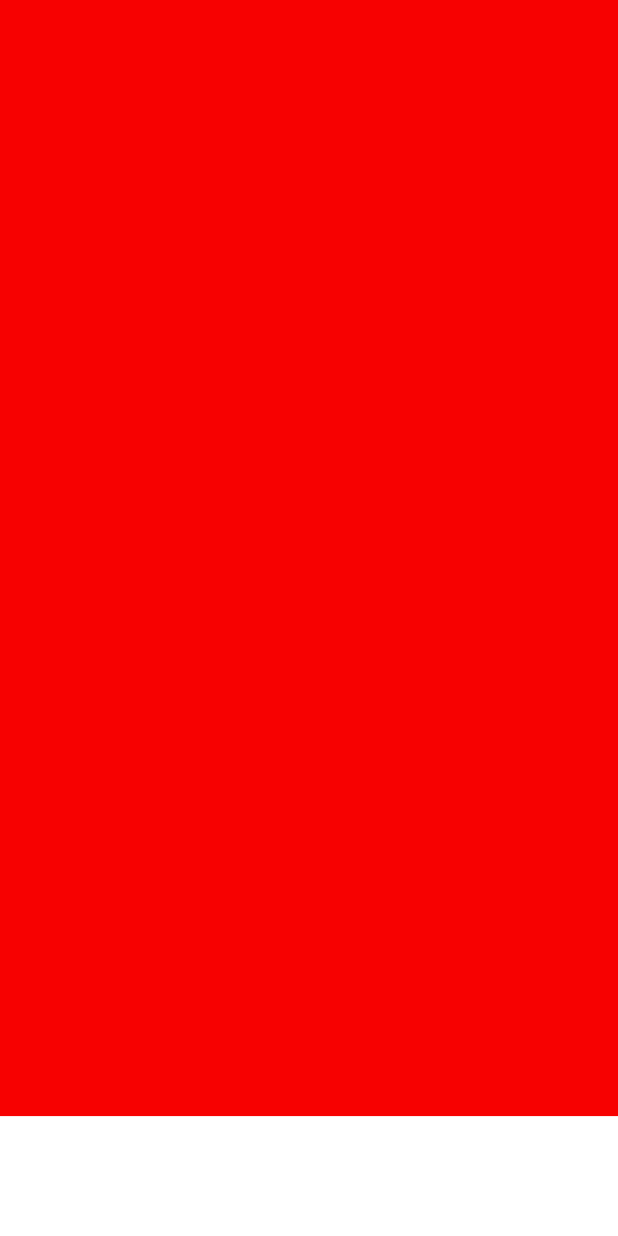
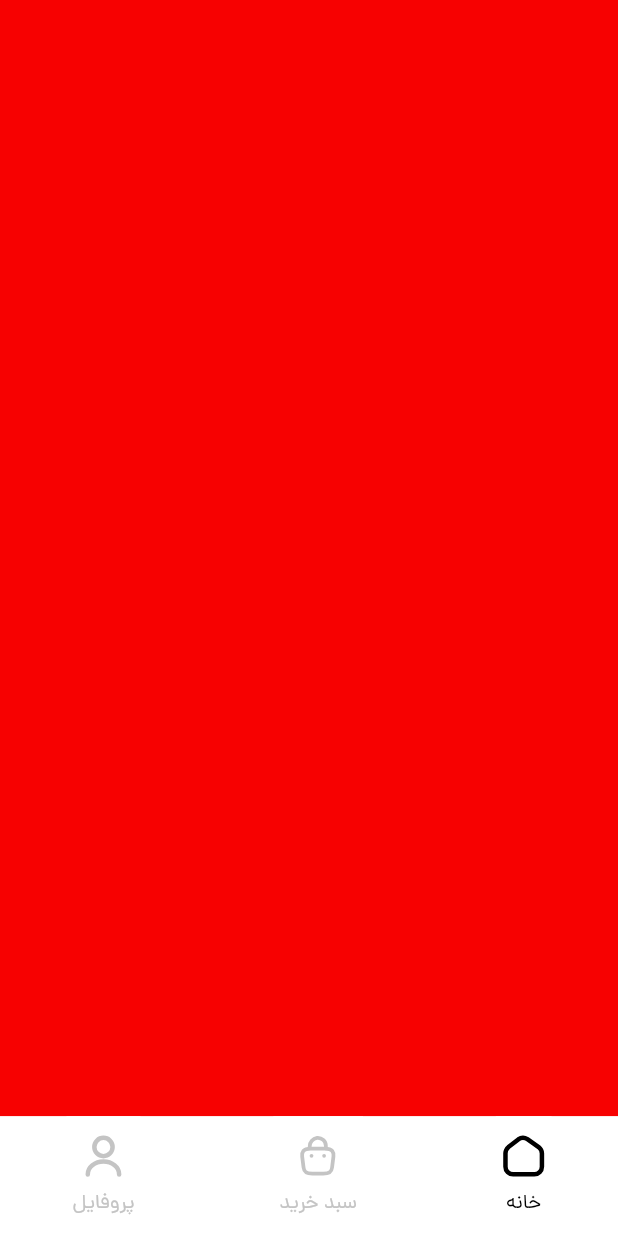
Before and after one commit to AABOLFAZLSOHRABI/watchStore, a Flutter app: the MainScreen screen opened by its route, on a phone screen of 412 x 824 dp. Run offline on Flutter 3.47's test engine with Material 3 defaults, Android fonts, the phone set to English and light mode, and no system bars; our stand-ins replace flutter_screenutil, flutter_svg.

Commit message:
Add bottom navigation bar with profile, basket, and home tabs to main screen

```diff
--- a/lib/components/text_style.dart
+++ b/lib/components/text_style.dart
@@ -34,4 +34,17 @@ abstract class LightAppTestState {
     color: AppColors.primaryColor,
     fontWeight: FontWeight.w400,
   );
+  // TextStyle secondaryThemeTextColor
+    static final TextStyle btnNavActive = TextStyle(
+    fontFamily: FontFamily.dana,
+    fontSize: AppDimes.navigationAppBarTitleSize,
+    color: AppColors.btmNavActiveItem,
+    fontWeight: FontWeight.w400,
+  );
+  static final TextStyle btnNavInactive = TextStyle(
+    fontFamily: FontFamily.dana,
+    fontSize: AppDimes.navigationAppBarTitleSize,
+    color: AppColors.btmNavInActiveItem,
+    fontWeight: FontWeight.w400,
+  );
 }
--- a/lib/res/dimes.dart
+++ b/lib/res/dimes.dart
@@ -45,6 +45,8 @@ abstract class AppDimes {
 
   // size height app bar screen register
   static double registrationAppBarHeight = 67.h;
-  // Navigation App bar
+  // Navigation App bar size
   static double navigationAppBarHight = 83.h;
+  // Navigation App bar title size
+  static double navigationAppBarTitleSize = 14.sp;
 }
--- a/lib/route/routes.dart
+++ b/lib/route/routes.dart
@@ -2,10 +2,12 @@ import 'package:flutter/widgets.dart';
 import 'package:watch_store/route/names.dart';
 import 'package:watch_store/screens/get_otp_screen.dart';
 import 'package:watch_store/screens/main_screen/main_screen.dart';
+import 'package:watch_store/screens/register_screen.dart';
 import 'package:watch_store/screens/send_otp_screen.dart';
 
 Map<String, Widget Function(BuildContext)> routes = {
-  ScreenNames.root: (context)=> SendOtpScreen(),
-  ScreenNames.getOtpScreen:(context)=> GetOtpScreen(),
-  ScreenNames.mainScreen:(context)=> MainScreen(),
+  ScreenNames.root: (context) => SendOtpScreen(),
+  ScreenNames.getOtpScreen: (context) => GetOtpScreen(),
+  ScreenNames.registerScreen: (context) => RegisterScreen(),
+  ScreenNames.mainScreen: (context) => MainScreen(),
 };
--- a/lib/screens/main_screen/main_screen.dart
+++ b/lib/screens/main_screen/main_screen.dart
@@ -1,5 +1,9 @@
 import 'package:flutter/material.dart';
+import 'package:watch_store/gen/assets.gen.dart';
+import 'package:watch_store/res/colors.dart';
 import 'package:watch_store/res/dimes.dart';
+import 'package:watch_store/res/strings.dart';
+import 'package:watch_store/widgets/btn_nav_item.dart';
 
 class MainScreen extends StatelessWidget {
   const MainScreen({super.key});
@@ -22,8 +26,32 @@ class MainScreen extends StatelessWidget {
               left: 0,
               right: 0,
               child: Container(
-                color: Colors.white,
+                color: AppColors.btmNavColor,
                 height: AppDimes.navigationAppBarHight,
+                child: Row(
+                  mainAxisAlignment: MainAxisAlignment.spaceAround,
+                  crossAxisAlignment: CrossAxisAlignment.center,
+                  children: [
+                    BtnNavItem(
+                      iconSvgPath: Assets.svg.user,
+                      isActive: false,
+                      label: AppStrings.profile,
+                      onTap: () {},
+                    ),
+                    BtnNavItem(
+                      iconSvgPath: Assets.svg.cart,
+                      isActive: false,
+                      label: AppStrings.basket,
+                      onTap: () {},
+                    ),
+                    BtnNavItem(
+                      iconSvgPath: Assets.svg.home,
+                      isActive: true,
+                      label: AppStrings.home,
+                      onTap: () {},
+                    ),
+                  ],
+                ),
               ),
             ),
           ],
--- a/lib/screens/send_otp_screen.dart
+++ b/lib/screens/send_otp_screen.dart
@@ -30,9 +30,7 @@ class SendOtpScreen extends StatelessWidget {
               24.h.height,
               MainButton(
                 text: AppStrings.sendOtpCode,
-                onTaPeressed: () => {
-                  Navigator.pushNamed(context, ScreenNames.getOtpScreen),
-                },
+                onTaPeressed: () => Navigator.pushNamed(context, ScreenNames.getOtpScreen),
               ),
             ],
           ),
--- /dev/null
+++ b/lib/widgets/btn_nav_item.dart
@@ -0,0 +1,53 @@
+import 'package:flutter/material.dart';
+import 'package:flutter_svg/svg.dart';
+import 'package:watch_store/components/text_style.dart';
+import 'package:watch_store/res/colors.dart';
+import 'package:watch_store/res/dimes.dart';
+
+class BtnNavItem extends StatelessWidget {
+  String iconSvgPath;
+  String label;
+  bool isActive;
+  void Function() onTap;
+  BtnNavItem({
+    super.key,
+    required this.iconSvgPath,
+    required this.label,
+    required this.isActive,
+    required this.onTap,
+  });
+
+  @override
+  Widget build(BuildContext context) {
+    return GestureDetector(
+      onTap: () {},
+      child: Container(
+        color: AppColors.btmNavColor,
+        child: Padding(
+          padding: const EdgeInsets.all(4.0),
+          child: Column(
+            mainAxisAlignment: MainAxisAlignment.center,
+            children: [
+              SvgPicture.asset(
+                iconSvgPath,
+                colorFilter: ColorFilter.mode(
+                  isActive
+                      ? AppColors.btmNavActiveItem
+                      : AppColors.btmNavInActiveItem,
+                  BlendMode.srcIn,
+                ),
+              ),
+              SizedBox(height: AppDimes.smallH),
+              Text(
+                label,
+                style: isActive
+                    ? LightAppTestState.btnNavActive
+                    : LightAppTestState.btnNavInactive,
+              ),
+            ],
+          ),
+        ),
+      ),
+    );
+  }
+}
--- a/lib/widgets/main_button.dart
+++ b/lib/widgets/main_button.dart
@@ -13,7 +13,7 @@ class MainButton extends StatelessWidget {
       height: AppDimes.buttonHeight,
       width: AppDimes.buttonWidth,
       child: ElevatedButton(
-        onPressed: () => onTaPeressed,
+        onPressed: onTaPeressed,
         style: AppButtonStyle.mainButtonStyle,
         child: Text(text,style: LightAppTestState.button,),
       ),
```
